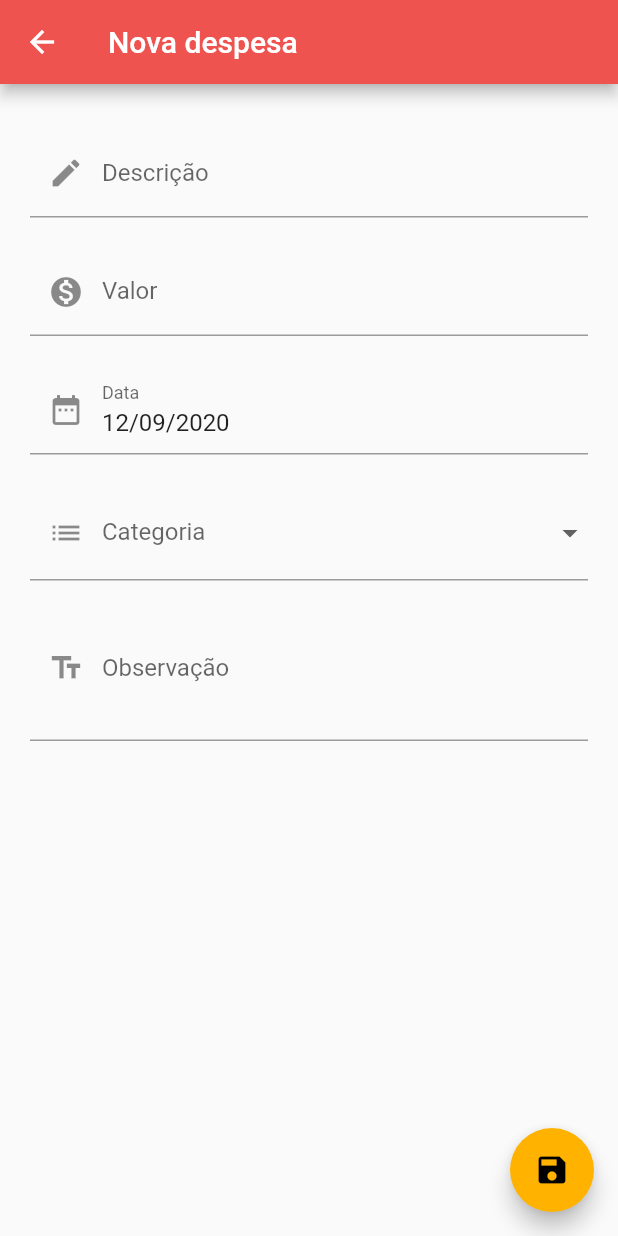
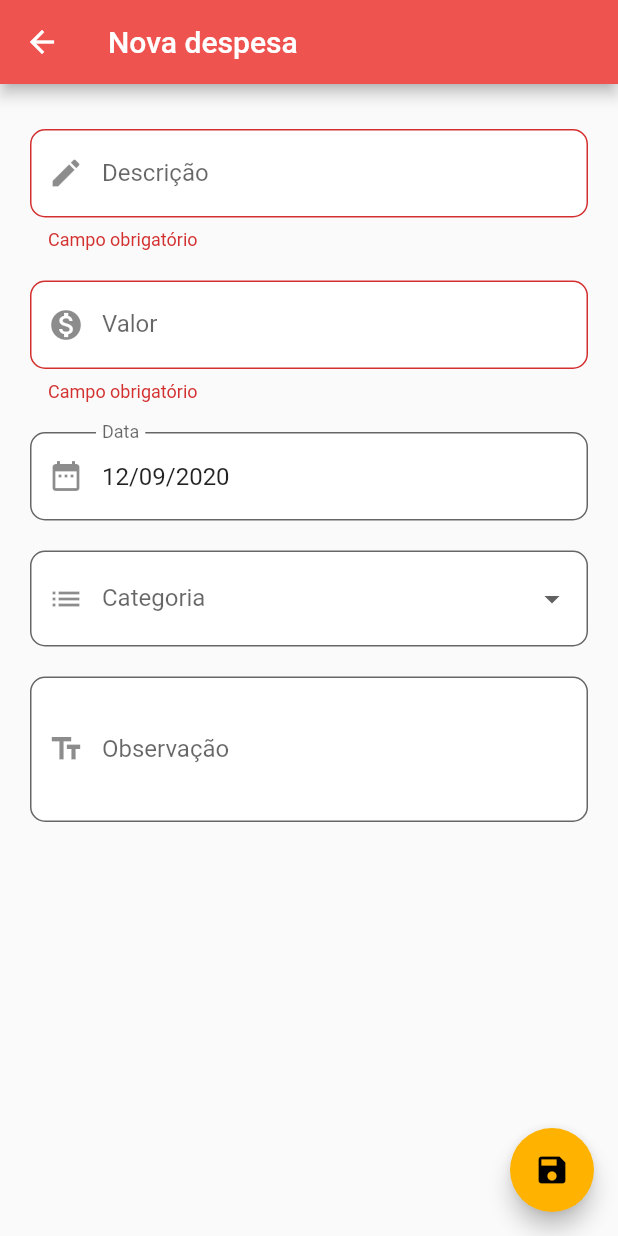
Before and after one commit to felipegabriel1942/personal-expenses-app-flutter, a Flutter app: the ExpensesFormScreen screen opened by its route, after a tap on the "save" icon, on a phone screen of 412 x 824 dp. Run offline on Flutter 3.47's test engine with Material 2 defaults, Android fonts, the phone set to English and light mode, and no system bars; our stand-ins replace brasil_fields, flushbar, flutter_mobx, mobx; generated files the repository leaves out were written again.

```diff
--- a/lib/stores/expenses/expenses_form_store.dart
+++ b/lib/stores/expenses/expenses_form_store.dart
@@ -6,17 +6,25 @@ class ExpensesFormStore = _ExpensesFormStoreBase with _$ExpensesFormStore;
 abstract class _ExpensesFormStoreBase with Store {
 
   @observable
+  bool autovalidate = false;
+
+  void setAutovalidate() => autovalidate = !autovalidate;
+
+  @observable
   String description;
 
   @action
   void setDescription(String value) => description = value;
 
   @computed
-  bool get descriptionValid => description != null && description.isNotEmpty;
+  bool get isDescriptionValid => description != null && description.isNotEmpty;
 
-  @computed
-  String get descriptionFieldError {
-    return description == null || descriptionValid ? null : 'Campo obrigatório';
+  @action
+  String descriptionValidation(String value) {
+    if(!isDescriptionValid) {
+      return 'Campo obrigatório';
+    }
+    return null;
   }
 
   @observable
@@ -26,11 +34,14 @@ abstract class _ExpensesFormStoreBase with Store {
   void setExpenseValue(String value) => expenseValue = value;
 
   @computed
-  bool get expenseValueValid => expenseValue != null && expenseValue.isNotEmpty;
+  bool get isExpenseValueValid => expenseValue != null && expenseValue.isNotEmpty;
 
-  @computed
-  String get expenseValueFieldError {
-    return expenseValue == null || expenseValueValid ? null : 'Campo obrigatório';
+  @action
+  String expenseValueValidation(String value) {
+    if(!isExpenseValueValid) {
+      return 'Campo obrigatório';
+    }
+    return null;
   }
 
   @observable
@@ -40,11 +51,14 @@ abstract class _ExpensesFormStoreBase with Store {
   void setDate(DateTime value) => date = value;
 
   @computed
-  bool get dateValid => date != null;
+  bool get isDateValid => date != null;
 
-  @computed
-  String get dateFieldError {
-    return dateValid ? null : 'Campo obrigatório';
+  @action
+  String dateValidation(String value) {
+    if(!isDateValid) {
+      return 'Campo obrigatório';
+    }
+    return null;
   }
 
   @observable
@@ -53,10 +67,25 @@ abstract class _ExpensesFormStoreBase with Store {
   @action
   void setCategorie(String value) => categorie = value;
 
+  @action
+  String categorieValidation(String value) {
+
+    print(value);
+
+    if(value == null || value.isEmpty) {
+      return 'Campo obrigatório';
+    }
+    return null;
+  }
+
   @observable
   String observation;
 
   @action
   void setObservation(String value) => observation = value;
 
+  @computed
+  bool get isFormValid => isDescriptionValid && isExpenseValueValid && isDateValid;
+
+
 }
--- a/lib/views/expenses/expenses_form_screen.dart
+++ b/lib/views/expenses/expenses_form_screen.dart
@@ -26,27 +26,106 @@ class _ExpensesFormScreenState extends State<ExpensesFormScreen> {
   Widget build(BuildContext context) {
     return Scaffold(
         appBar: AppBar(
-        title: Text('Nova despesa'),
+          title: Text(
+            'Nova despesa',
+          ),
           backgroundColor: Colors.red[400],
         ),
         body: SingleChildScrollView(
-        padding: const EdgeInsets.symmetric(horizontal: 20, vertical: 20),
+          padding: const EdgeInsets.symmetric(
+            horizontal: 20,
+            vertical: 20,
+          ),
           child: Column(
             children: [
+              Observer(
+                builder: (_) {
+                  return Container(
+                    padding: const EdgeInsets.symmetric(
+                      vertical: 10,
+                    ),
+                    child: TextFormField(
+                      autovalidate: store.autovalidate,
+                      decoration: InputDecoration(
+                        border: OutlineInputBorder(
+                          borderRadius: BorderRadius.all(
+                            Radius.circular(10),
+                          ),
+                        ),
+                        labelText: 'Descrição',
+                        filled: true,
+                        fillColor: Colors.white,
+                        prefixIcon: Icon(
+                          Icons.edit,
+                        ),
+                      ),
+                      validator: store.descriptionValidation,
+                      onChanged: store.setDescription,
+                    ),
+                  );
+                },
+              ),
               Observer(builder: (_) {
                 return Container(
                   padding: const EdgeInsets.symmetric(
                     vertical: 10,
                   ),
                   child: TextFormField(
+                    autovalidate: store.autovalidate,
                     decoration: InputDecoration(
-                    labelText: 'Descrição',
-                    errorText: store.descriptionFieldError,
-                    prefixIcon: Icon(
-                      Icons.edit,
+                      labelText: 'Valor',
+                      border: OutlineInputBorder(
+                        borderRadius: BorderRadius.all(
+                          Radius.circular(10),
                         ),
                       ),
-                  onChanged: store.setDescription,
+                      filled: true,
+                      fillColor: Colors.white,
+                      prefixIcon: Icon(
+                        Icons.monetization_on,
+                      ),
+                    ),
+                    keyboardType: TextInputType.number,
+                    validator: store.expenseValueValidation,
+                    onChanged: store.setExpenseValue,
+                  ),
+                );
+              }),
+              Observer(builder: (_) {
+                final format = new DateFormat(
+                  'dd/MM/yyyy',
+                );
+
+                return Container(
+                  padding: const EdgeInsets.symmetric(
+                    vertical: 10,
+                  ),
+                  child: TextFormField(
+                    autovalidate: store.autovalidate,
+                    controller: TextEditingController(
+                      text:
+                          store.isDateValid ? format.format(store.date) : null,
+                    ),
+                    decoration: InputDecoration(
+                      labelText: 'Data',
+                      border: OutlineInputBorder(
+                        borderRadius: BorderRadius.all(
+                          Radius.circular(10),
+                        ),
+                      ),
+                      filled: true,
+                      fillColor: Colors.white,
+                      prefixIcon: Icon(
+                        Icons.date_range,
+                      ),
+                    ),
+                    onTap: _showDatePicker,
+                    keyboardType: TextInputType.datetime,
+                    validator: store.dateValidation,
+                    inputFormatters: [
+                      FilteringTextInputFormatter.digitsOnly,
+                      DataInputFormatter()
+                    ],
                   ),
                 );
               }),
@@ -55,58 +134,23 @@ class _ExpensesFormScreenState extends State<ExpensesFormScreen> {
                   padding: const EdgeInsets.symmetric(
                     vertical: 10,
                   ),
-                child: TextFormField(
+                  child: DropdownButtonFormField(
+                    isExpanded: true,
+                    autovalidate: store.autovalidate,
                     decoration: InputDecoration(
-                    labelText: 'Valor',
-                    errorText: store.expenseValueFieldError,
-                    prefixIcon: Icon(
-                      Icons.monetization_on,
+                      labelText: 'Categoria',
+                      border: OutlineInputBorder(
+                        borderRadius: BorderRadius.all(
+                          Radius.circular(10),
                         ),
                       ),
-                  keyboardType: TextInputType.number,
-                  onChanged: store.setExpenseValue,
-                ),
-              );
-            }),
-            Observer(builder: (_) {
-              final format = new DateFormat('dd/MM/yyyy');
-
-              return Container(
-                padding: const EdgeInsets.symmetric(
-                  vertical: 10,
-                ),
-                child: TextFormField(
-                  controller: TextEditingController(
-                    text: store.dateValid ? format.format(store.date) : null,
-                  ),
-                  decoration: InputDecoration(
-                    labelText: 'Data',
-                    errorText: store.dateFieldError,
-                    prefixIcon: Icon(
-                      Icons.date_range,
-                    ),
-                  ),
-                  onTap: _showDatePicker,
-                  keyboardType: TextInputType.datetime,
-                  inputFormatters: [
-                    FilteringTextInputFormatter.digitsOnly,
-                    DataInputFormatter()
-                  ],
-                ),
-              );
-            }),
-            Container(
-              padding: const EdgeInsets.symmetric(
-                vertical: 10,
-              ),
-              child: DropdownButtonFormField(
-                isExpanded: true,
-                decoration: InputDecoration(
-                  labelText: 'Categoria',
+                      filled: true,
+                      fillColor: Colors.white,
                       prefixIcon: Icon(
                         Icons.list,
                       ),
                     ),
+                    validator: store.categorieValidation,
                     items: [
                       DropdownMenuItem(
                         child: Text(
@@ -117,15 +161,23 @@ class _ExpensesFormScreenState extends State<ExpensesFormScreen> {
                     ],
                     onChanged: store.setCategorie,
                   ),
-            ),
+                );
+              }),
               Container(
                 padding: const EdgeInsets.symmetric(
-                vertical: 0,
+                  vertical: 10,
                 ),
                 child: TextFormField(
                   maxLines: 3,
                   decoration: InputDecoration(
+                    border: OutlineInputBorder(
+                      borderRadius: BorderRadius.all(
+                        Radius.circular(10),
+                      ),
+                    ),
                     labelText: 'Observação',
+                    filled: true,
+                    fillColor: Colors.white,
                     prefixIcon: Icon(
                       Icons.text_fields,
                     ),
@@ -135,19 +187,20 @@ class _ExpensesFormScreenState extends State<ExpensesFormScreen> {
             ],
           ),
         ),
-      floatingActionButton: FloatingActionButton(
+        floatingActionButton: Observer(builder: (_) {
+          return FloatingActionButton(
             child: Icon(
               Icons.save,
               color: Colors.black,
             ),
             backgroundColor: Colors.amber[600],
             onPressed: () {
-          print(store.description);
+              store.setAutovalidate();
               print(store.expenseValue);
               print(store.date);
               print(store.categorie);
             },
-      ),
           );
+        }));
   }
 }
```
Also changed, not shown: lib/stores/expenses/expenses_form_store.g.dart. Lines whose indentation alone changed are shown as unchanged.
